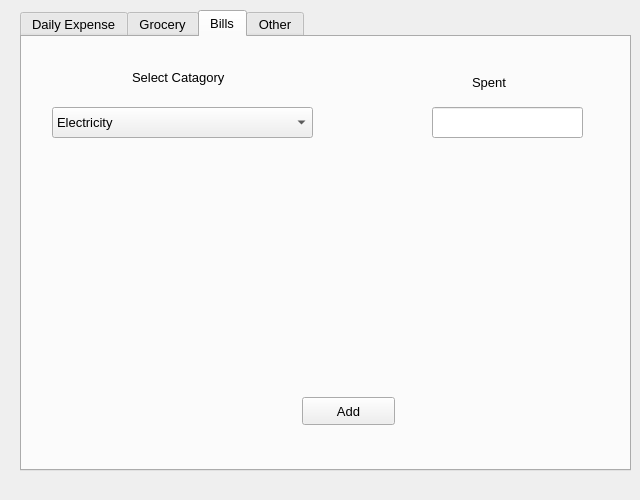
Qt form Add.ui (KeTaNK2/Expense-Management) before a commit.
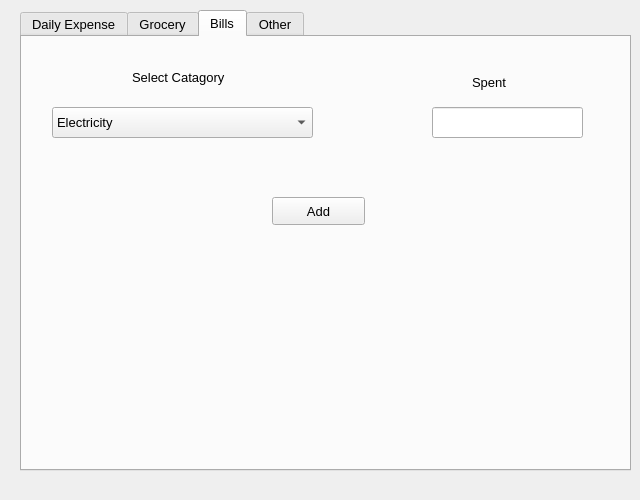
The same form after that commit. The open tabs and pages were chosen to show the change.

Patch:
```diff
--- a/Add.ui
+++ b/Add.ui
@@ -226,8 +226,8 @@
     <widget class="QPushButton" name="BAddDB_2">
      <property name="geometry">
       <rect>
-       <x>280</x>
-       <y>360</y>
+       <x>250</x>
+       <y>160</y>
        <width>93</width>
        <height>28</height>
       </rect>
```
Left out of the diff: 20 changed lines with no effect on the pictures.
